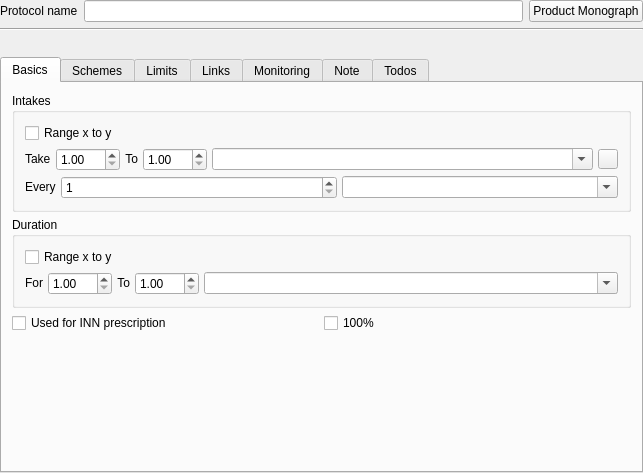
Above: plugins/drugsplugin/dosagedialog/mfDosageViewer.ui from FreeHealth/freehealth before the change. Below: the same form after it.
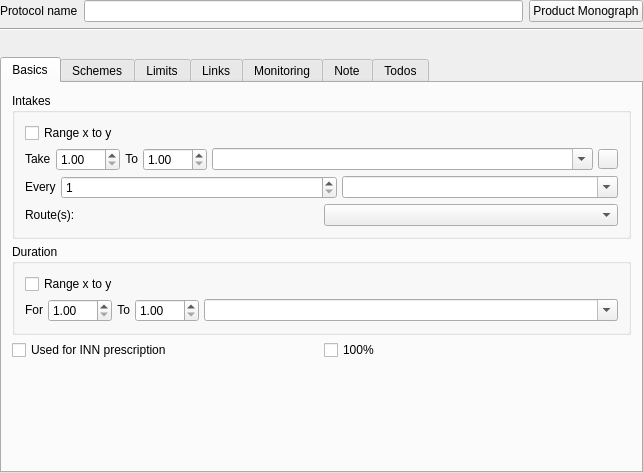
That is the form after the change. Custom widgets are drawn as their Qt base class.

Commit message: Drugs: - first management of routes

What changed in the file:
```diff
--- a/plugins/drugsplugin/dosagedialog/mfDosageViewer.ui
+++ b/plugins/drugsplugin/dosagedialog/mfDosageViewer.ui
@@ -284,6 +284,26 @@
             </item>
            </layout>
           </item>
+          <item row="3" column="0">
+           <layout class="QHBoxLayout" name="horizontalLayout_7">
+            <item>
+             <widget class="QLabel" name="routeLabel">
+              <property name="sizePolicy">
+               <sizepolicy hsizetype="Minimum" vsizetype="Preferred">
+                <horstretch>0</horstretch>
+                <verstretch>0</verstretch>
+               </sizepolicy>
+              </property>
+              <property name="text">
+               <string>Route(s):</string>
+              </property>
+             </widget>
+            </item>
+            <item>
+             <widget class="QComboBox" name="routeCombo"/>
+            </item>
+           </layout>
+          </item>
          </layout>
         </widget>
        </item>
```
The commit also changes 1 other file.
